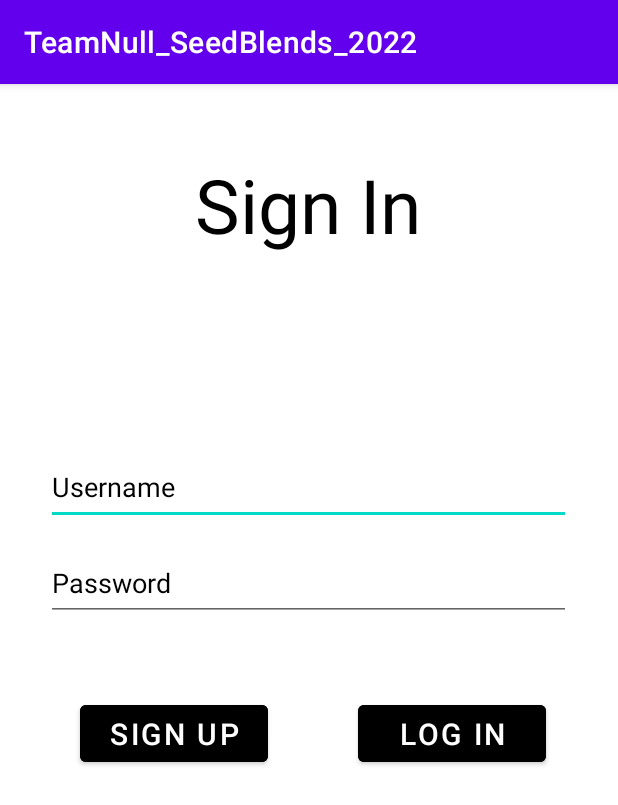
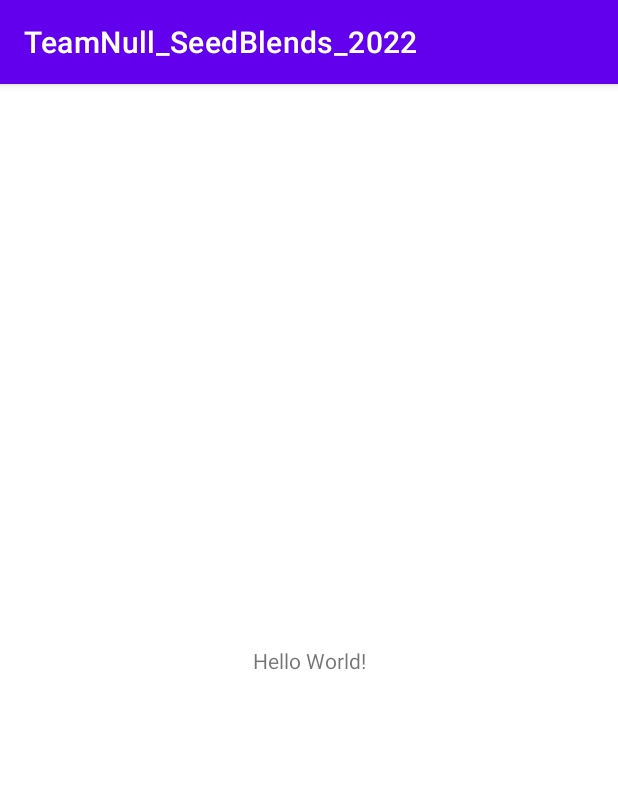
Before and after one commit to senpeii033/TeamNull_SeedBlends_2022, an Android app: the screen it shows after launch (MainActivity), on a phone screen of 412 x 824 dp. Shown: the top 805 px of the screen. Run offline under Robolectric (Android 15) with nearby library versions, the phone set to English and light mode, and no system bars.

Commit message:
Revert "Made Log in Screen"
This reverts commit 62f258b315b7e4f15d826639dd21ba1beea115f6.

```diff
--- a/app/src/main/java/com/example/teamnull_seedblends_2022/MainActivity.java
+++ b/app/src/main/java/com/example/teamnull_seedblends_2022/MainActivity.java
@@ -11,6 +11,4 @@ public class MainActivity extends AppCompatActivity {
         super.onCreate(savedInstanceState);
         setContentView(R.layout.activity_main);
     }
-
-
 }
--- a/app/src/main/res/layout/activity_main.xml
+++ b/app/src/main/res/layout/activity_main.xml
@@ -6,71 +6,13 @@
     android:layout_height="match_parent"
     tools:context=".MainActivity">
 
-
     <TextView
-        android:id="@+id/textView"
         android:layout_width="wrap_content"
         android:layout_height="wrap_content"
-        android:text="@string/sign_in"
-        android:textColor="@color/black"
-        android:textSize="50sp"
+        android:text="Hello World!"
         app:layout_constraintBottom_toBottomOf="parent"
-        app:layout_constraintEnd_toEndOf="parent"
-        app:layout_constraintHorizontal_bias="0.497"
-        app:layout_constraintStart_toStartOf="parent"
-        app:layout_constraintTop_toTopOf="parent"
-        app:layout_constraintVertical_bias="0.067" />
-
-    <EditText
-        android:id="@+id/editText"
-        android:layout_width="350dp"
-        android:layout_height="50dp"
-        android:layout_marginTop="244dp"
-        android:autofillHints="username"
-        android:hint="@string/username"
-        android:textColorHint="@color/black"
-        app:layout_constraintEnd_toEndOf="parent"
-        app:layout_constraintHorizontal_bias="0.491"
-        app:layout_constraintStart_toStartOf="parent"
+        app:layout_constraintLeft_toLeftOf="parent"
+        app:layout_constraintRight_toRightOf="parent"
         app:layout_constraintTop_toTopOf="parent" />
 
-    <EditText
-        android:id="@+id/editText2"
-        android:layout_width="350dp"
-        android:layout_height="50dp"
-        android:layout_marginTop="308dp"
-        android:hint="@string/Password"
-        android:textColorHint="@color/black"
-        app:layout_constraintEnd_toEndOf="parent"
-        app:layout_constraintHorizontal_bias="0.491"
-        app:layout_constraintStart_toStartOf="parent"
-        app:layout_constraintTop_toTopOf="parent" />
-
-    <Button
-        android:id="@+id/signInButton"
-        android:layout_width="125dp"
-        android:layout_height="50dp"
-        android:layout_marginTop="408dp"
-        android:backgroundTint="#000000"
-        android:text="@string/sign_up"
-        android:textSize="20sp"
-        app:layout_constraintEnd_toEndOf="parent"
-        app:layout_constraintHorizontal_bias="0.185"
-        app:layout_constraintStart_toStartOf="parent"
-        app:layout_constraintTop_toTopOf="parent" />
-
-    <Button
-        android:layout_width="125sp"
-        android:layout_height="50dp"
-        android:layout_marginTop="408dp"
-        android:backgroundTint="#000000"
-        android:text="@string/log_in"
-        android:textSize="20sp"
-        app:layout_constraintEnd_toEndOf="parent"
-        app:layout_constraintHorizontal_bias="0.832"
-        app:layout_constraintStart_toStartOf="parent"
-        app:layout_constraintTop_toTopOf="parent" />
-
-
-
 </androidx.constraintlayout.widget.ConstraintLayout>
--- a/app/src/main/res/values/strings.xml
+++ b/app/src/main/res/values/strings.xml
@@ -1,8 +1,3 @@
 <resources>
     <string name="app_name">TeamNull_SeedBlends_2022</string>
-    <string name="sign_in">Sign In</string>
-    <string name="username">Username</string>
-    <string name = "Password">Password</string>
-    <string name="sign_up">Sign Up</string>
-    <string name="log_in">Log in</string>
 </resources>
```
Also changed, not shown: app/src/main/res/drawable/logo3.jpeg (deleted).
